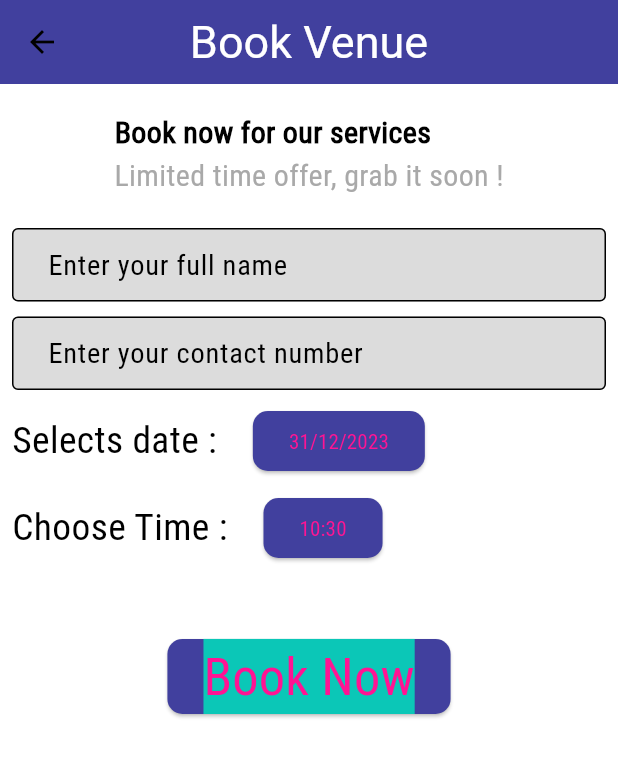
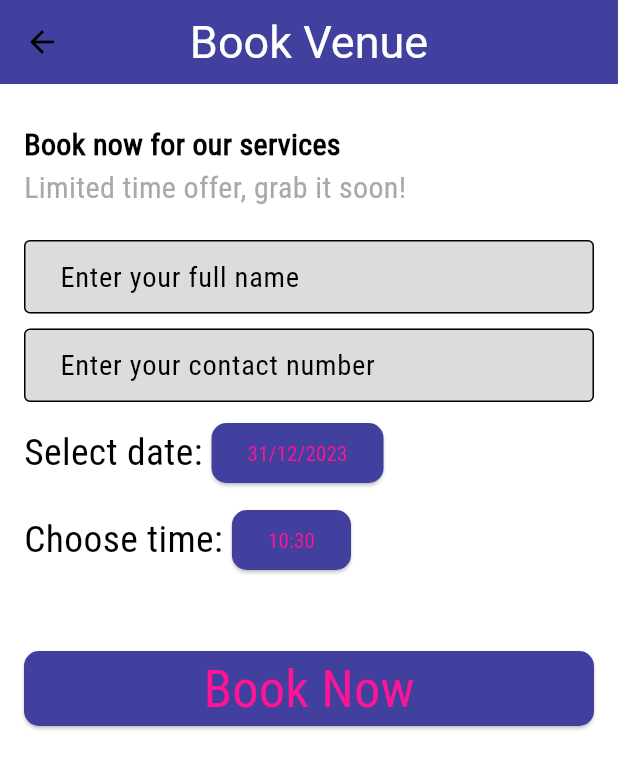
Before and after one commit to manisha54/Frontend_VenueLook, a Flutter app: the BookingVenueView screen opened by its route, on a phone screen of 412 x 824 dp. Shown: the top 769 px of the screen. Run offline on Flutter 3.47's test engine with Material 2 defaults, Android fonts, the phone set to English and light mode, and no system bars; our stand-ins replace connectivity_plus, dartz, dio, equatable, flutter_rating_bar, flutter_riverpod and 9 more; missing offline and left inert: all_sensors2; accounts and stored records are empty.

Commit message:
update in booking venue

```diff
--- a/lib/feature/booking/presentation/view/booking_venue_view.dart
+++ b/lib/feature/booking/presentation/view/booking_venue_view.dart
@@ -4,7 +4,7 @@ import 'package:venue_look/feature/booking/domain/entity/booking_entity.dart';
 import 'package:venue_look/feature/booking/presentation/viewmodel/booking_view_model.dart';
 
 class BookingVenueView extends ConsumerStatefulWidget {
-  const BookingVenueView({super.key});
+  const BookingVenueView({Key? key}) : super(key: key);
 
   @override
   ConsumerState<BookingVenueView> createState() => _BookingVenueViewState();
@@ -41,95 +41,75 @@ class _BookingVenueViewState extends ConsumerState<BookingVenueView> {
         elevation: 0,
       ),
       body: SingleChildScrollView(
-        child: Padding(
-          padding: const EdgeInsets.all(8),
+        padding: const EdgeInsets.all(16.0),
         child: Column(
+          crossAxisAlignment: CrossAxisAlignment.start,
           children: [
-              const SizedBox(
-                height: 10,
-              ),
+            const SizedBox(height: 10),
             const Text(
-                "Book now for our services          ",
+              "Book now for our services",
               textAlign: TextAlign.start,
               style: TextStyle(fontSize: 20, fontWeight: FontWeight.w600),
             ),
             const Text(
-                "Limited time offer, grab it soon !",
+              "Limited time offer, grab it soon!",
               style: TextStyle(
-                  fontFamily: 'RobotoCondensed REgular',
+                fontFamily: 'RobotoCondensed Regular',
                 fontSize: 20,
                 fontWeight: FontWeight.w400,
                 color: Color(0xffA9A9A9),
               ),
             ),
-              const SizedBox(
-                height: 20,
-              ),
+            const SizedBox(height: 20),
             Form(
               key: _formKey,
               child: Column(
+                crossAxisAlignment: CrossAxisAlignment.stretch,
                 children: [
                   TextFormField(
                     controller: _fullNameController,
                     keyboardType: TextInputType.text,
-                      decoration: const InputDecoration(
+                    decoration: InputDecoration(
                       filled: true,
-                        fillColor: Color(0xffDCDCDC),
+                      fillColor: const Color(0xffDCDCDC),
                       hintText: 'Enter your full name',
-                        // labelText: "Name",
-                        contentPadding: EdgeInsets.symmetric(
-                            vertical: 10.0, horizontal: 20),
+                      contentPadding:
+                          const EdgeInsets.symmetric(vertical: 10.0, horizontal: 20),
                       border: OutlineInputBorder(
-                          borderRadius: BorderRadius.all(
-                            Radius.circular(17),
+                        borderRadius: BorderRadius.circular(17),
                       ),
-                        ),
-                        enabledBorder: OutlineInputBorder(
-                          borderSide: BorderSide(
-                            color: Colors.black,
-                          ),
+                      enabledBorder: const OutlineInputBorder(
+                        borderSide: BorderSide(color: Colors.black),
                       ),
                     ),
                     style: const TextStyle(fontSize: 19, color: Colors.black),
                   ),
-                    const SizedBox(
-                      height: 10,
-                    ),
+                  const SizedBox(height: 10),
                   TextFormField(
                     controller: _contactNumberController,
                     keyboardType: TextInputType.text,
-                      decoration: const InputDecoration(
+                    decoration: InputDecoration(
                       filled: true,
-                        fillColor: Color(0xffDCDCDC),
+                      fillColor: const Color(0xffDCDCDC),
                       hintText: 'Enter your contact number',
-                        // labelText: "Name",
-                        contentPadding: EdgeInsets.symmetric(
-                            vertical: 10.0, horizontal: 20),
+                      contentPadding:
+                          const EdgeInsets.symmetric(vertical: 10.0, horizontal: 20),
                       border: OutlineInputBorder(
-                          borderRadius: BorderRadius.all(
-                            Radius.circular(17),
+                        borderRadius: BorderRadius.circular(17),
                       ),
-                        ),
-                        enabledBorder: OutlineInputBorder(
-                          borderSide: BorderSide(
-                            color: Colors.black,
-                          ),
-                          // borderRadius: BorderRadius.all(
-                          //   Radius.circular(25),
-                          // )
+                      enabledBorder: const OutlineInputBorder(
+                        borderSide: BorderSide(color: Colors.black),
                       ),
                     ),
                     style: const TextStyle(fontSize: 19, color: Colors.black),
                   ),
-                    const SizedBox(
-                      height: 10,
-                    ),
+                  const SizedBox(height: 10),
                   Row(
                     children: [
                       const Text(
-                          'Selects date :    ',
+                        'Select date: ',
                         style: TextStyle(
-                            color: Color.fromARGB(255, 0, 0, 0),
+                          color: Colors.black,
                           fontFamily: 'RobotoCondensed Regular',
                           fontWeight: FontWeight.w400,
                           fontSize: 25,
@@ -139,7 +119,9 @@ class _BookingVenueViewState extends ConsumerState<BookingVenueView> {
                         style: ElevatedButton.styleFrom(
                           shape: RoundedRectangleBorder(
                             borderRadius: BorderRadius.circular(10.0),
-                          )),
+                          ),
+                          //  backgroundColor: Colors.blue, // Change button color as needed
+                        ),
                         onPressed: () async {
                           DateTime? newDate = await showDatePicker(
                             context: context,
@@ -153,18 +135,15 @@ class _BookingVenueViewState extends ConsumerState<BookingVenueView> {
                             });
                           }
                         },
-                          child:
-                              Text('${date!.day}/${date!.month}/${date!.year}'),
+                        child: Text('${date!.day}/${date!.month}/${date!.year}'),
                       ),
                     ],
                   ),
-                    const SizedBox(
-                      height: 10,
-                    ),
+                  const SizedBox(height: 10),
                   Row(
                     children: [
                       const Text(
-                          'Choose Time :    ',
+                        'Choose time: ',
                         style: TextStyle(
                           color: Colors.black,
                           fontFamily: 'RobotoCondensed Regular',
@@ -176,7 +155,9 @@ class _BookingVenueViewState extends ConsumerState<BookingVenueView> {
                         style: ElevatedButton.styleFrom(
                           shape: RoundedRectangleBorder(
                             borderRadius: BorderRadius.circular(10.0),
-                          )),
+                          ),
+                          //  backgroundColor: Colors.blue, // Change button color as needed
+                        ),
                         onPressed: () async {
                           TimeOfDay? newTime = await showTimePicker(
                               context: context, initialTime: time!);
@@ -190,46 +171,41 @@ class _BookingVenueViewState extends ConsumerState<BookingVenueView> {
                       ),
                     ],
                   ),
-                    const SizedBox(
-                      height: 50,
-                    ),
+                  const SizedBox(height: 50),
                   ElevatedButton(
                     style: ElevatedButton.styleFrom(
                       shape: RoundedRectangleBorder(
                         borderRadius: BorderRadius.circular(10.0),
-                        )),
+                      ),
+                      // backgroundColor: Colors.green, // Change button color as needed
+                    ),
                     onPressed: () {
                       final booking = BookingEntity(
                         date: '${date!.day}/${date!.month}/${date!.year}',
                         time: '${time!.hour}:${time!.minute}',
-                              contactNumber:
-                                  _contactNumberController.text.trim(),
-                              fullName: _fullNameController.text.trim());
+                        contactNumber: _contactNumberController.text.trim(),
+                        fullName: _fullNameController.text.trim(),
+                      );
 
                       ref
                           .read(bookingViewModelProvider.notifier)
                           .bookingVenue(context, booking, veneuId!);
-                          // showSnackBar(
-                          //     context: context,
-                          //     message: "Booking sucessfully",
-                          //     color: Colors.green);
                     },
                     child: const Text(
                       "Book Now",
                       style: TextStyle(
-                            backgroundColor: Color(0xFF0BC7B7),
                         fontFamily: 'RobotoCondensed Regular',
                         fontWeight: FontWeight.w400,
                         fontSize: 35,
                       ),
-                        )),
+                    ),
+                  ),
                 ],
               ),
             )
           ],
         ),
       ),
-      ),
     );
   }
 }
--- /dev/null
+++ b/lib/feature/home/presentation/view/bottom_view/chat_view.dart
@@ -0,0 +1,22 @@
+import 'package:flutter/material.dart';
+import 'package:flutter_riverpod/flutter_riverpod.dart';
+
+class ChatView extends ConsumerStatefulWidget {
+  const ChatView({super.key});
+
+  @override
+  ConsumerState<ConsumerStatefulWidget> createState() => _ChatViewState();
+}
+
+class _ChatViewState extends ConsumerState<ChatView> {
+
+  @override
+  Widget build(BuildContext context) {
+    return  Scaffold(
+      appBar: AppBar(
+        title: const Text("inbox"),
+      ),
+
+    );
+  }
+}
--- a/lib/feature/home/presentation/view/home_view.dart
+++ b/lib/feature/home/presentation/view/home_view.dart
@@ -1,8 +1,8 @@
 import 'package:flutter/material.dart';
 import 'package:flutter_riverpod/flutter_riverpod.dart';
+import 'package:venue_look/feature/home/presentation/view/bottom_view/chat_view.dart';
 import 'package:venue_look/feature/home/presentation/view/bottom_view/dashboard_view.dart';
 
-import 'bottom_view/add_venue.dart';
 import 'bottom_view/booking_view.dart';
 import 'bottom_view/profile_view.dart';
 
@@ -18,10 +18,10 @@ class _HomeViewViewState extends ConsumerState<HomeView> {
 
   final List<Widget> _screen = [
     const DashboardView(),
-    const AddVenue(),
+    const ChatView(),
+    //const AddVenue(),
    // const AboutUsView(),
     const BookingView(),
-    //const SeeUserView(),
     const ProfileView(),
   ];
   @override
@@ -45,10 +45,10 @@ class _HomeViewViewState extends ConsumerState<HomeView> {
               ),
               BottomNavigationBarItem(
                 icon: Icon(
-                  Icons.camera_alt,
+                  Icons.chat,
                   size: 45,
                 ),
-                label: "Add venue",
+                label: "Chat",
               ),
               BottomNavigationBarItem(
                 icon: Icon(
--- a/pubspec.yaml
+++ b/pubspec.yaml
@@ -61,6 +61,7 @@ dependencies:
   all_sensors: ^0.4.2
   sensors: ^2.0.0
   table_calendar: ^3.0.0
+  intl: ^0.17.0
 
 
 
```
Also changed, not shown: lib/config/router/app_route.dart (+4 -3 lines), lib/feature/home/presentation/view/bottom_view/new.dart (added), pubspec.lock. Lines whose indentation alone changed are shown as unchanged.
